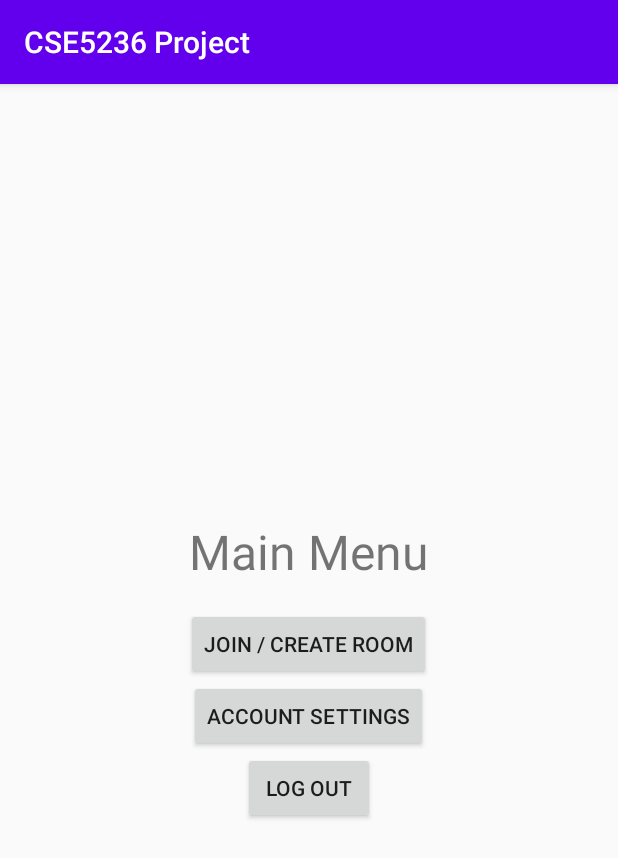
After one commit to TheFatCat101/CSE5236_Project, an Android app: the MainMenuFragment screen opened directly, with no data from a screen before it, on a phone screen of 412 x 824 dp. The commit adds this screen. Shown: the top 858 px of the screen. Run offline under Robolectric (Android 15) with nearby library versions, the phone set to English and light mode, and no system bars.

Commit message:
Added MainMenuFragment.java and MenuActivity.java. Linked up with other classes.

```diff
--- a/app/src/main/AndroidManifest.xml
+++ b/app/src/main/AndroidManifest.xml
@@ -9,6 +9,7 @@
         android:roundIcon="@mipmap/ic_launcher_round"
         android:supportsRtl="true"
         android:theme="@style/AppTheme">
+        <activity android:name=".MenuActivity" />
         <activity android:name=".LogInActivity">
             <intent-filter>
                 <action android:name="android.intent.action.MAIN" />
--- a/app/src/main/java/com/group10/cse5236project/AccountSettingsFragment.java
+++ b/app/src/main/java/com/group10/cse5236project/AccountSettingsFragment.java
@@ -168,7 +168,7 @@ public class AccountSettingsFragment extends Fragment implements View.OnClickLis
                         dbRef.removeValue();
                         Toast.makeText(getActivity(), R.string.account_deleted_toast, Toast.LENGTH_SHORT).show();
                         Account.getInstance().clear();
-                        getActivity().getSupportFragmentManager().popBackStack();
+                        getActivity().finish();
                     } else {
                         Toast.makeText(getActivity(), R.string.incorrect_password_toast, Toast.LENGTH_SHORT).show();
                     }
--- /dev/null
+++ b/app/src/main/java/com/group10/cse5236project/MainMenuFragment.java
@@ -0,0 +1,63 @@
+package com.group10.cse5236project;
+
+import android.os.Bundle;
+import android.util.Log;
+import android.view.LayoutInflater;
+import android.view.View;
+import android.view.ViewGroup;
+import android.widget.Button;
+
+import androidx.fragment.app.Fragment;
+import androidx.fragment.app.FragmentActivity;
+import androidx.fragment.app.FragmentManager;
+
+public class MainMenuFragment extends Fragment implements View.OnClickListener {
+
+    private final String TAG = "MainMenuFragment";
+
+    private Button mJoinOrCreateButton, mAccountSettingsButton, mLogOutButton;
+
+    @Override
+    public View onCreateView(LayoutInflater inflater, ViewGroup container, Bundle savedInstanceState) {
+        Log.d(TAG, "onCreateView() called");
+        View v = inflater.inflate(R.layout.fragment_main_menu, container, false);
+
+        mJoinOrCreateButton = v.findViewById(R.id.join_create_button);
+        mAccountSettingsButton = v.findViewById(R.id.account_settings_button);
+        mLogOutButton = v.findViewById(R.id.log_out_button);
+
+        if (mJoinOrCreateButton != null) {
+            mJoinOrCreateButton.setOnClickListener(this);
+        }
+        if (mAccountSettingsButton != null) {
+            mAccountSettingsButton.setOnClickListener(this);
+        }
+        if (mLogOutButton != null) {
+            mLogOutButton.setOnClickListener(this);
+        }
+
+        return v;
+    }
+
+    @Override
+    public void onClick(View v) {
+        FragmentActivity activity = getActivity();
+        FragmentManager fm = getFragmentManager();
+        if (activity != null) {
+            switch (v.getId()) {
+                case R.id.join_create_button:
+                    // To Do
+                    break;
+                case R.id.account_settings_button:
+                    Fragment fragment = new AccountSettingsFragment();
+                    fm.beginTransaction().replace(R.id.fragment_container, fragment).addToBackStack("account_settings_fragment").commit();
+                    break;
+                case R.id.log_out_button:
+                    Account.getInstance().clear();
+                    activity.finish();
+                    break;
+            }
+        }
+    }
+
+}
--- /dev/null
+++ b/app/src/main/java/com/group10/cse5236project/MenuActivity.java
@@ -0,0 +1,54 @@
+package com.group10.cse5236project;
+
+import androidx.appcompat.app.AppCompatActivity;
+import androidx.fragment.app.Fragment;
+
+import android.os.Bundle;
+import android.util.Log;
+
+public class MenuActivity extends SingleFragmentActivity {
+
+    private final String TAG = "MenuActivity";
+
+    @Override
+    protected Fragment createFragment() {
+        return new MainMenuFragment();
+    }
+
+    @Override
+    protected void onCreate(Bundle savedInstanceState) {
+        super.onCreate(savedInstanceState);
+        Log.d(TAG, "OnCreate() called");
+    }
+
+    @Override
+    protected void onStart() {
+        super.onStart();
+        Log.d(TAG, "OnStart() called");
+    }
+
+    @Override
+    protected void onStop() {
+        super.onStop();
+        Log.d(TAG, "OnStop() called");
+    }
+
+    @Override
+    protected void onResume() {
+        super.onResume();
+        Log.d(TAG, "OnResume() called");
+    }
+
+    @Override
+    protected void onPause() {
+        super.onPause();
+        Log.d(TAG, "OnPause() called");
+    }
+
+    @Override
+    protected void onDestroy() {
+        super.onDestroy();
+        Log.d(TAG, "OnDestroy() called");
+    }
+
+}
--- /dev/null
+++ b/app/src/main/res/layout/fragment_main_menu.xml
@@ -0,0 +1,34 @@
+<LinearLayout xmlns:android="http://schemas.android.com/apk/res/android"
+    android:layout_width="match_parent"
+    android:layout_height="match_parent"
+    xmlns:app="http://schemas.android.com/apk/res-auto"
+    android:gravity="center"
+    android:orientation="vertical"
+    android:padding="16dp">
+
+    <TextView
+        android:layout_width="wrap_content"
+        android:layout_height="wrap_content"
+        android:text="@string/main_menu_title"
+        android:textSize="32sp"
+        android:padding="16dp"/>
+
+    <Button
+        android:id="@+id/join_create_button"
+        android:layout_width="wrap_content"
+        android:layout_height="wrap_content"
+        android:text="@string/join_create_button"/>
+
+    <Button
+        android:id="@+id/account_settings_button"
+        android:layout_width="wrap_content"
+        android:layout_height="wrap_content"
+        android:text="@string/account_settings_button"/>
+
+    <Button
+        android:id="@+id/log_out_button"
+        android:layout_width="wrap_content"
+        android:layout_height="wrap_content"
+        android:text="@string/log_out_button"/>
+
+</LinearLayout>
--- a/app/src/main/res/values/strings.xml
+++ b/app/src/main/res/values/strings.xml
@@ -3,6 +3,7 @@
     <string name="log_in_title">Log In</string>
     <string name="new_account_title">New Account</string>
     <string name="account_settings_title">Account Settings</string>
+    <string name="main_menu_title">Main Menu</string>
     <string name="username_hint">username</string>
     <string name="password_hint">password</string>
     <string name="confirm_password_hint">confirm password</string>
@@ -13,6 +14,9 @@
     <string name="create_button">CREATE</string>
     <string name="update_password_button">UPDATE PASSWORD</string>
     <string name="delete_account_button">DELETE ACCOUNT</string>
+    <string name="join_create_button">JOIN / CREATE ROOM</string>
+    <string name="account_settings_button">ACCOUNT SETTINGS</string>
+    <string name="log_out_button">LOG OUT</string>
     <string name="cancel_button">CANCEL</string>
     <string name="exit_button">EXIT</string>
     <string name="no_username_password_toast">Must provide a username and password!</string>
```
Also changed, not shown: app/src/main/java/com/group10/cse5236project/LogInFragment.java (+7 -2 lines).
